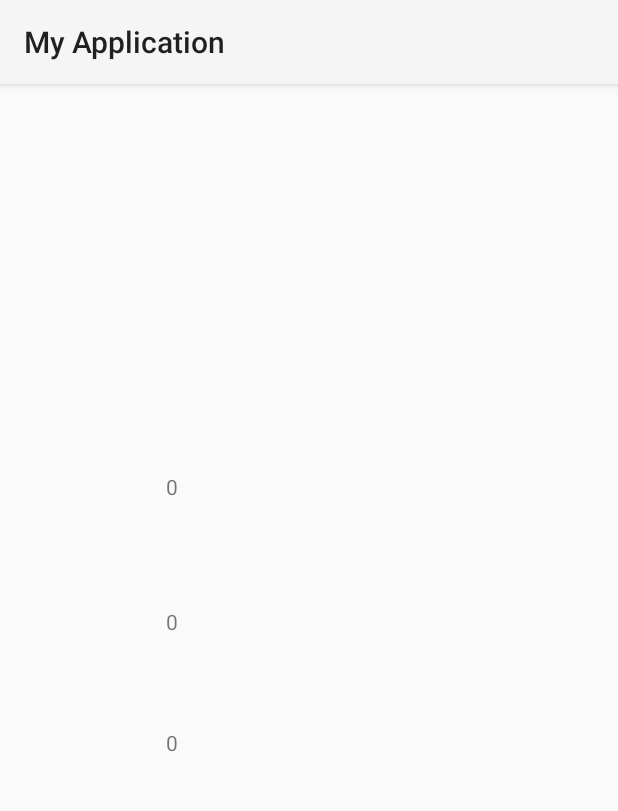
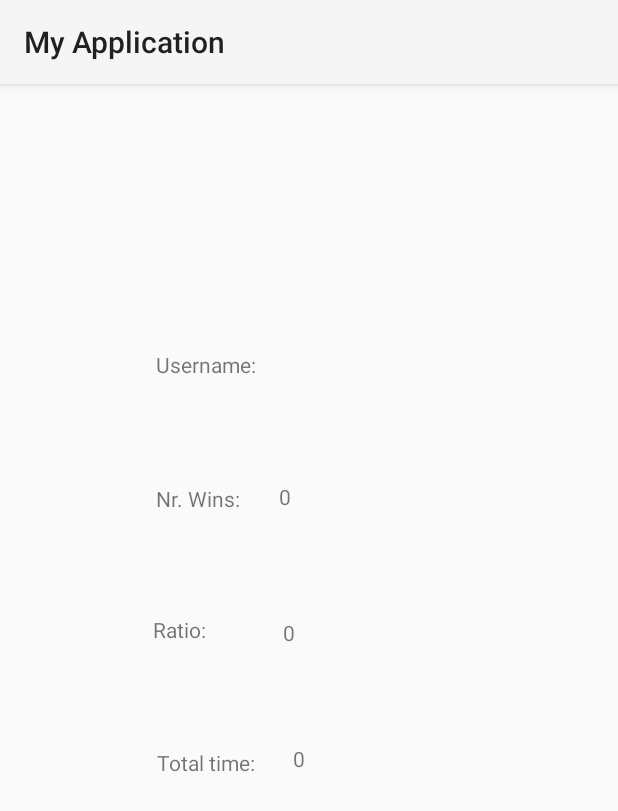
Before and after one commit to mihaikrisan/ElementsBattle, an Android app: the WelcomePage screen opened directly, with no data from a screen before it, after a tap on "PROFILE", on a phone screen of 412 x 824 dp. Shown: the top 811 px of the screen. Run offline under Robolectric (Android 15) with nearby library versions, the phone set to English and light mode, and no system bars; our stand-ins replace Firebase (no records; nobody signed in at launch, a user with empty details on screens opened directly); 3 other taps on this screen came first.

```diff
--- a/gamev10/app/src/main/java/com/example/myapplication/WelcomePage.java
+++ b/gamev10/app/src/main/java/com/example/myapplication/WelcomePage.java
@@ -89,7 +89,7 @@ public class WelcomePage extends AppCompatActivity {
         if(isPlaying)
             mySong.reset();
         isPlaying = false;
-
+        soundOn = true;
         String name = "song" + getRandomNumber();
         int resource = getResources().getIdentifier(name, "raw", "com.example.myapplication");
         mySong = MediaPlayer.create(WelcomePage.this, resource);
@@ -110,8 +110,8 @@ public class WelcomePage extends AppCompatActivity {
         playSong();
 
         Button startBtn = findViewById(R.id.startBtn);
-        Switch soundSwitch = findViewById(R.id.soundSwitch);
-        Button shuffleBtn = findViewById(R.id.shuffleBtn);
+        final Switch soundSwitch = findViewById(R.id.soundSwitch);
+        final Button shuffleBtn = findViewById(R.id.shuffleBtn);
         startBtn.setOnClickListener(new View.OnClickListener() {
             @Override
             public void onClick(View v) {
@@ -122,6 +122,7 @@ public class WelcomePage extends AppCompatActivity {
             @Override
             public void onClick(View v) {
                 playSong();
+                soundSwitch.setChecked(true);
             }
         });
         soundSwitch.setOnClickListener(new View.OnClickListener() {
--- a/gamev10/app/src/main/res/layout/activity_profile.xml
+++ b/gamev10/app/src/main/res/layout/activity_profile.xml
@@ -13,10 +13,10 @@
         android:text="TextView"
         app:layout_constraintBottom_toBottomOf="parent"
         app:layout_constraintEnd_toEndOf="parent"
-        app:layout_constraintHorizontal_bias="0.274"
+        app:layout_constraintHorizontal_bias="0.484"
         app:layout_constraintStart_toStartOf="parent"
         app:layout_constraintTop_toTopOf="parent"
-        app:layout_constraintVertical_bias="0.235" />
+        app:layout_constraintVertical_bias="0.237" />
 
     <TextView
         android:id="@+id/textViewNumberWins"
@@ -25,10 +25,10 @@
         android:text="TextView"
         app:layout_constraintBottom_toBottomOf="parent"
         app:layout_constraintEnd_toEndOf="parent"
-        app:layout_constraintHorizontal_bias="0.274"
+        app:layout_constraintHorizontal_bias="0.461"
         app:layout_constraintStart_toStartOf="parent"
         app:layout_constraintTop_toBottomOf="@+id/textViewUsername"
-        app:layout_constraintVertical_bias="0.115" />
+        app:layout_constraintVertical_bias="0.124" />
 
     <TextView
         android:id="@+id/textViewRatio"
@@ -37,10 +37,10 @@
         android:text="TextView"
         app:layout_constraintBottom_toBottomOf="parent"
         app:layout_constraintEnd_toEndOf="parent"
-        app:layout_constraintHorizontal_bias="0.274"
+        app:layout_constraintHorizontal_bias="0.467"
         app:layout_constraintStart_toStartOf="parent"
         app:layout_constraintTop_toBottomOf="@+id/textViewNumberWins"
-        app:layout_constraintVertical_bias="0.15" />
+        app:layout_constraintVertical_bias="0.154" />
 
     <TextView
         android:id="@+id/textViewTotalTime"
@@ -49,8 +49,56 @@
         android:text="TextView"
         app:layout_constraintBottom_toBottomOf="parent"
         app:layout_constraintEnd_toEndOf="parent"
-        app:layout_constraintHorizontal_bias="0.274"
+        app:layout_constraintHorizontal_bias="0.484"
         app:layout_constraintStart_toStartOf="parent"
         app:layout_constraintTop_toBottomOf="@+id/textViewRatio"
-        app:layout_constraintVertical_bias="0.161" />
+        app:layout_constraintVertical_bias="0.173" />
+
+    <TextView
+        android:id="@+id/Username"
+        android:layout_width="wrap_content"
+        android:layout_height="wrap_content"
+        android:text="Username:"
+        app:layout_constraintBottom_toBottomOf="parent"
+        app:layout_constraintEnd_toEndOf="parent"
+        app:layout_constraintHorizontal_bias="0.302"
+        app:layout_constraintStart_toStartOf="parent"
+        app:layout_constraintTop_toTopOf="parent"
+        app:layout_constraintVertical_bias="0.237" />
+
+    <TextView
+        android:id="@+id/NrWins"
+        android:layout_width="wrap_content"
+        android:layout_height="wrap_content"
+        android:text="Nr. Wins: "
+        app:layout_constraintBottom_toBottomOf="parent"
+        app:layout_constraintEnd_toEndOf="parent"
+        app:layout_constraintHorizontal_bias="0.295"
+        app:layout_constraintStart_toStartOf="parent"
+        app:layout_constraintTop_toTopOf="parent"
+        app:layout_constraintVertical_bias="0.356" />
+
+    <TextView
+        android:id="@+id/Ratio"
+        android:layout_width="62dp"
+        android:layout_height="24dp"
+        android:text="Ratio: "
+        app:layout_constraintBottom_toBottomOf="parent"
+        app:layout_constraintEnd_toEndOf="parent"
+        app:layout_constraintHorizontal_bias="0.292"
+        app:layout_constraintStart_toStartOf="parent"
+        app:layout_constraintTop_toTopOf="parent"
+        app:layout_constraintVertical_bias="0.476" />
+
+    <TextView
+        android:id="@+id/Time"
+        android:layout_width="wrap_content"
+        android:layout_height="wrap_content"
+        android:text="Total time: "
+        app:layout_constraintBottom_toBottomOf="parent"
+        app:layout_constraintEnd_toEndOf="parent"
+        app:layout_constraintHorizontal_bias="0.304"
+        app:layout_constraintStart_toStartOf="parent"
+        app:layout_constraintTop_toTopOf="parent"
+        app:layout_constraintVertical_bias="0.591" />
 </androidx.constraintlayout.widget.ConstraintLayout>
```
